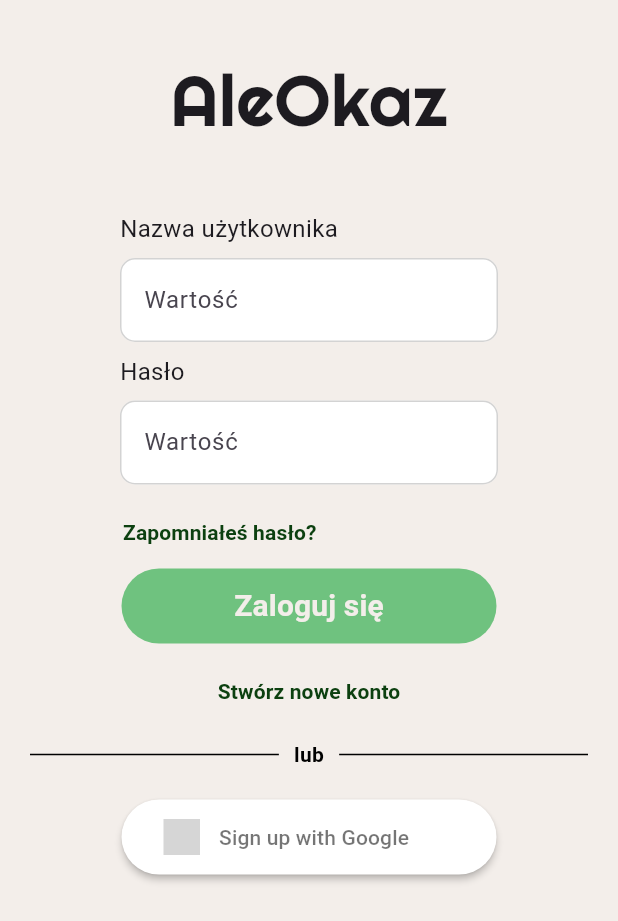
After one commit to jgeb28/AleOkaz, a Flutter app: the screen it shows after launch, after a tap on "To login", on a phone screen of 412 x 824 dp. The commit adds this screen. Shown: the top 921 px of the screen. Run offline on Flutter 3.47's test engine with Material 3 defaults, Android fonts, the phone set to English and light mode, and no system bars; drawn by our look-alikes of sign_in_button; grey boxes are pictures that could not be loaded.

Commit message:
Frontend: added raw login UI

```diff
--- a/frontend/lib/main.dart
+++ b/frontend/lib/main.dart
@@ -1,4 +1,5 @@
 import 'package:ale_okaz/screens/register/register.dart';
+import 'package:ale_okaz/screens/login/login.dart';
 import 'package:flutter/material.dart';
 
 void main() => runApp(const MyApp());
@@ -28,6 +29,13 @@ class MyApp extends StatelessWidget {
                     },
                     child: const Text('To register'),
                   ),
+                  ElevatedButton(
+                    onPressed: () {
+                      Navigator.of(context).push(MaterialPageRoute(
+                          builder: (context) => LoginScreen()));
+                    },
+                    child: const Text('To login'),
+                  ),
                 ],
               );
             },
--- /dev/null
+++ b/frontend/lib/screens/login/login.dart
@@ -0,0 +1,110 @@
+import 'package:flutter/material.dart';
+import 'package:sign_in_button/sign_in_button.dart';
+import 'package:ale_okaz/widgets/label_input.dart';
+import 'package:ale_okaz/widgets/title_section.dart';
+import 'package:ale_okaz/widgets/line_divider.dart';
+
+class LoginScreen extends StatelessWidget {
+  LoginScreen({super.key});
+
+  final GlobalKey<FormState> _formKey = GlobalKey<FormState>();
+
+
+
+  @override
+  Widget build(BuildContext context) {
+    return MaterialApp(
+      home: Scaffold(
+        backgroundColor: const Color(0xfff3eeea),
+        body: SingleChildScrollView(
+          child: Form(
+            key: _formKey,
+            child: Column(
+              children: [
+                const TitleSection(
+                  name: 'AleOkaz',
+                ),
+                const LabelInput(
+                  labelName: 'Nazwa użytkownika',
+                  isObscured: false,
+
+                ),
+                const LabelInput(
+                  labelName: 'Hasło',
+                  isObscured: true,
+                ),
+                Padding(
+                  padding: const EdgeInsets.only(left: 70),
+                  child: Row(
+                    crossAxisAlignment: CrossAxisAlignment.start,
+                    children: [
+                      TextButton(
+                        onPressed: () { },
+                        child: const Text('Zapomniałeś hasło?',
+                          style: TextStyle(
+                            color: Color(0xFF0C4010),
+                            fontWeight: FontWeight.bold,
+                          ),
+                        ),
+                      ),
+                    ],
+                  ),
+                ),
+                SizedBox(
+                  width: 250,
+                  height: 50,
+                  child: FilledButton(
+                    style: FilledButton.styleFrom(
+                      backgroundColor: const Color(0xff6fc27f),
+                      side: BorderSide.none,
+                    ),
+                    onPressed: () {
+                      if (_formKey.currentState!.validate()) {
+                        //tu się odezwie do logowania puki co nic nie mam
+                      }
+                    },
+                    child: const Text('Zaloguj się',
+                      style: TextStyle(
+                        color: Color(0xfff3eeea),
+                        fontWeight: FontWeight.bold,
+                        fontSize: 20,
+                      ),
+                    ),
+                  ),
+                ),
+                Padding(
+                  padding: const EdgeInsets.only(top: 8, bottom: 8),
+                  child: TextButton(
+                    onPressed: () { },
+                    child: const Text('Stwórz nowe konto',
+                    style: TextStyle(
+                      color: Color(0xFF0C4010), // Set link color
+                      fontWeight: FontWeight.bold, // Underline text like a link
+                    ),
+                    ),
+                  ),
+                ),
+                const LineDivider(),
+                Padding(
+                  padding: const EdgeInsets.only(top: 20),
+                  child: SizedBox(
+                    width: 250,
+                    height: 50,
+                    child: SignInButton(
+                            Buttons.google,
+                            text: "Sign up with Google",
+                            shape: RoundedRectangleBorder(
+                              borderRadius: BorderRadius.circular(30), // Make it rounded
+                            ),
+                            onPressed: () { },
+                          ),
+                    ),
+                  ),
+              ],
+            ),
+          ),
+        )
+      ),
+    );
+  }
+}
--- /dev/null
+++ b/frontend/lib/widgets/label_input.dart
@@ -0,0 +1,66 @@
+import 'package:flutter/material.dart';
+
+class LabelInput extends StatelessWidget {
+  const LabelInput({
+    required this.labelName,
+    required this.isObscured,
+    super.key,
+  });
+
+  final String labelName;
+  final bool isObscured;
+
+   @override
+  Widget build(BuildContext context) {
+    return Padding(
+      padding: const EdgeInsets.only(left: 80, right: 80),
+      child: Row(
+        mainAxisAlignment: MainAxisAlignment.center,
+        children: [
+          Expanded (
+            child : Padding(
+            padding: const EdgeInsets.only(bottom: 8),
+            child: Column(
+              crossAxisAlignment: CrossAxisAlignment.start,
+              mainAxisSize: MainAxisSize.min,
+              children: [
+                Text(
+                  labelName,
+                  style: const TextStyle(
+                    fontFamily: 'Roboto',
+                    fontSize: 16,
+                  ),
+                ),
+                const SizedBox(height: 8),
+                TextFormField(
+                  obscureText: isObscured,
+                  decoration: const InputDecoration(
+                    filled: true,
+                    fillColor: Colors.white,
+                    hintText: 'Wartość',
+                    enabledBorder: OutlineInputBorder(
+                      borderRadius: BorderRadius.all(Radius.circular(10.0)),
+                      borderSide: BorderSide(
+                        width: 1.0,
+                        color: Color.fromARGB(255, 211, 211, 211),
+                        style: BorderStyle.solid
+                      ),
+                    ),
+                  ),
+                  validator: (String? value) {
+                    if (value == null || value.isEmpty) {
+                      return 'Należy wypełnić pole';
+                    }
+                    return null;
+                  },
+                ),
+
+              ],
+            ),
+          ),
+          ),
+        ],
+      ),
+    );
+  }
+}
--- /dev/null
+++ b/frontend/lib/widgets/line_divider.dart
@@ -0,0 +1,38 @@
+import 'package:flutter/material.dart';
+
+
+class LineDivider extends StatelessWidget {
+  const LineDivider({super.key});
+
+  @override
+  Widget build(BuildContext context) {
+    return const Padding(
+      padding: EdgeInsets.only(left: 20, right: 20),
+      child: Row(
+        children: <Widget>[
+          Expanded(
+            child: Divider(
+              color: Colors.black,
+              thickness: 1,
+              endIndent: 10,
+            ),
+          ),
+          Text(
+            "lub",
+            style: TextStyle(
+              color: Colors.black,
+              fontWeight: FontWeight.bold,
+            ),
+          ),
+          Expanded(
+            child: Divider(
+              color: Colors.black,
+              thickness: 1,
+              indent: 10,
+            ),
+          ),
+        ],
+      ),
+    );
+  }
+}
--- /dev/null
+++ b/frontend/lib/widgets/title_section.dart
@@ -0,0 +1,32 @@
+import 'package:flutter/material.dart';
+
+class TitleSection extends StatelessWidget {
+  const TitleSection({
+    super.key,
+    required this.name,
+  });
+
+  final String name;
+
+  @override
+  Widget build(BuildContext context) {
+    return Padding(
+      padding: const EdgeInsets.all(32),
+      child: Row(
+        mainAxisAlignment: MainAxisAlignment.center,
+        children:[
+                Padding(
+                  padding: const EdgeInsets.only(bottom: 8),
+                  child: Text(
+                    name,
+                    style: const TextStyle(
+                      fontFamily: 'Righteous',
+                      fontSize: 48,
+                    ),
+                  ),
+                ),
+        ],
+      ),
+    );
+  }
+}
--- a/frontend/pubspec.yaml
+++ b/frontend/pubspec.yaml
@@ -30,6 +30,7 @@ environment:
 dependencies:
   flutter:
     sdk: flutter
+  sign_in_button: ^3.0.0
 
   # The following adds the Cupertino Icons font to your application.
   # Use with the CupertinoIcons class for iOS style icons.
@@ -49,7 +50,7 @@ dev_dependencies:
 # For information on the generic Dart part of this file, see the
 # following page: https://dart.dev/tools/pub/pubspec
 
-# The following section is specific to Flutter packages.
+# The following section is specific to Flutter google.com iconpackages.
 flutter:
   # The following line ensures that the Material Icons font is
   # included with your application, so that you can use the icons in
```
Also changed, not shown: frontend/pubspec.lock.
